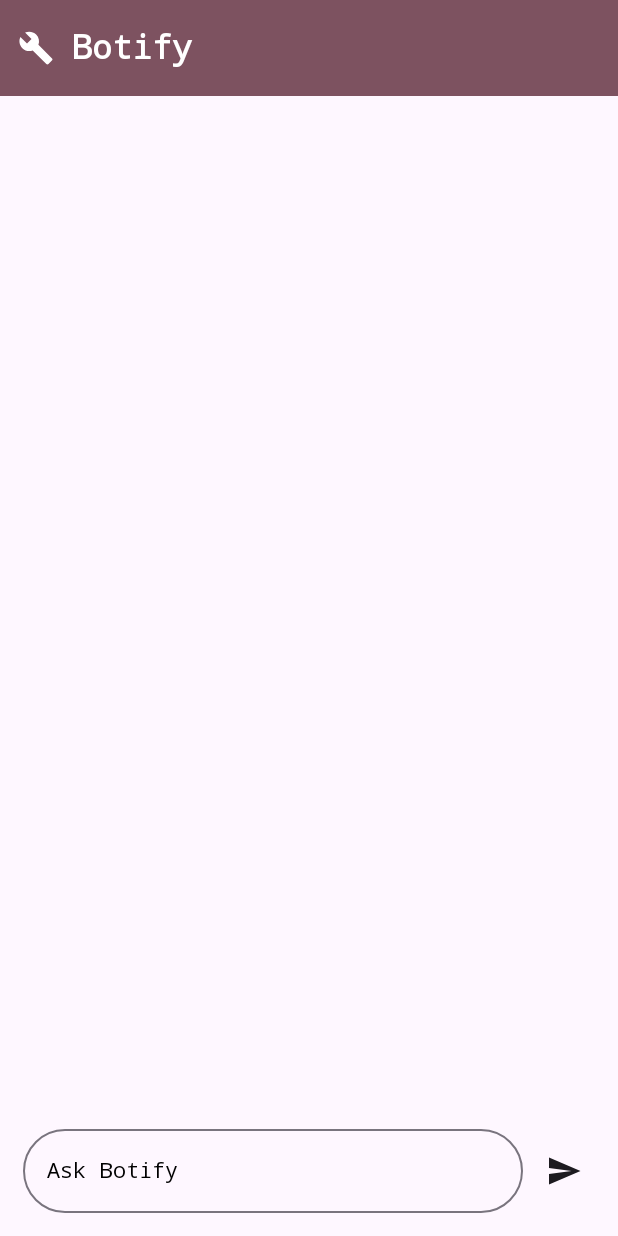
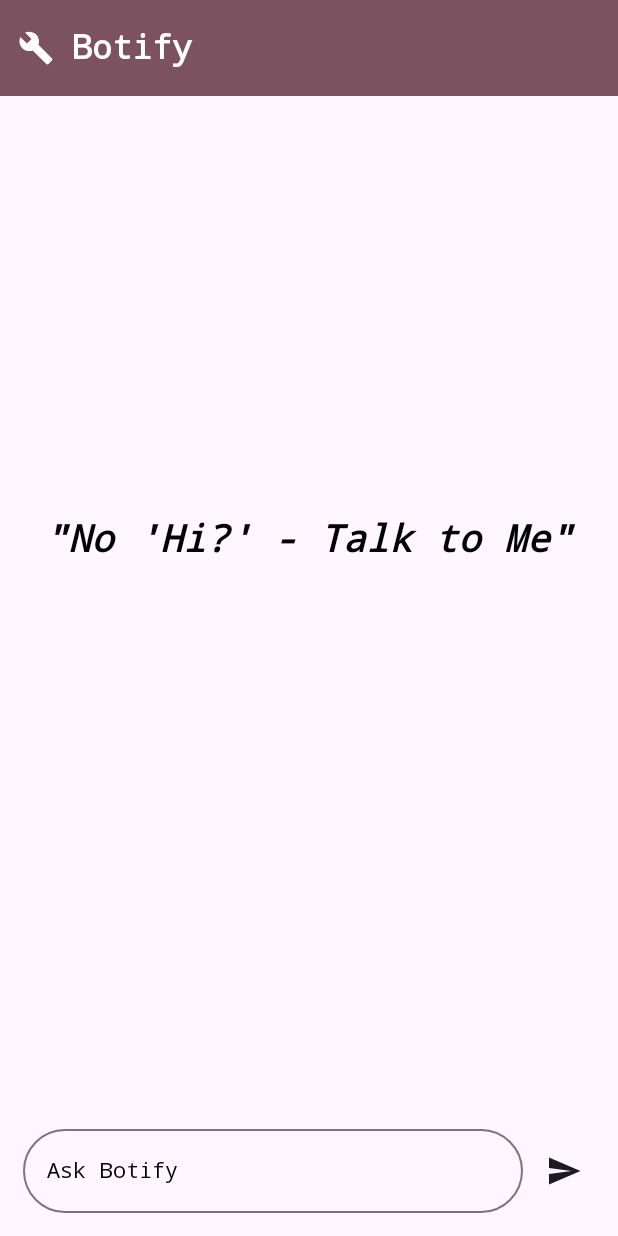
Before and after one commit to JB-163/Botify, an Android app built with Jetpack Compose: the screen it shows after launch (MainActivity), on a phone screen of 412 x 824 dp. Run offline under Robolectric (Android 15) with nearby library versions, the phone set to English and light mode, and no system bars; libraries missing offline, so code that uses them is left out: com.google.ai.client.

Commit message:
Splash logo changed, Text added in UI

```diff
--- a/app/src/main/java/com/example/botify/ChatPage.kt
+++ b/app/src/main/java/com/example/botify/ChatPage.kt
@@ -7,10 +7,15 @@ import androidx.annotation.RequiresApi
 import androidx.compose.foundation.background
 import androidx.compose.foundation.clickable
 import androidx.compose.foundation.interaction.MutableInteractionSource
+import androidx.compose.foundation.layout.Arrangement
 import androidx.compose.foundation.layout.Box
 import androidx.compose.foundation.layout.Column
 import androidx.compose.foundation.layout.Row
+import androidx.compose.foundation.layout.Spacer
+import androidx.compose.foundation.layout.fillMaxHeight
+import androidx.compose.foundation.layout.fillMaxSize
 import androidx.compose.foundation.layout.fillMaxWidth
+import androidx.compose.foundation.layout.height
 import androidx.compose.foundation.layout.imePadding
 import androidx.compose.foundation.layout.padding
 import androidx.compose.foundation.layout.size
@@ -48,9 +53,13 @@ import androidx.compose.ui.focus.focusTarget
 import androidx.compose.ui.focus.onFocusEvent
 import androidx.compose.ui.graphics.toArgb
 import androidx.compose.ui.platform.LocalFocusManager
+import androidx.compose.ui.res.painterResource
 import androidx.compose.ui.text.font.FontFamily
+import androidx.compose.ui.text.font.FontStyle
 import androidx.compose.ui.text.font.FontWeight
 import androidx.compose.ui.text.input.KeyboardCapitalization
+import androidx.compose.ui.text.style.TextAlign
+import androidx.compose.ui.unit.sp
 import androidx.core.view.WindowCompat
 import androidx.core.view.WindowInsetsControllerCompat
 
@@ -60,7 +69,8 @@ fun ChatPage(modifier: Modifier = Modifier, viewModel: ChatViewModel) {
 
     // Variable for handling Keyboard actins.
     val focusManager = LocalFocusManager.current
-    Column(modifier = modifier.imePadding()
+    Column(modifier = modifier
+        .imePadding()
         // Code for handling keyboard actions.
         .clickable(
             indication = null,
@@ -153,7 +163,6 @@ fun MessageBox(
         mutableStateOf(false)
     }
 
-
     Row(
         modifier = Modifier
             .padding(top = 3.dp, bottom = 12.dp, start = 12.dp, end = 12.dp)
@@ -213,6 +222,23 @@ fun MessageBox(
 
 @Composable
 fun MessageList(modifier: Modifier = Modifier, listOfMessages: List<MessageModel>) {
+    if (listOfMessages.isEmpty()) {
+        Column(
+            modifier = modifier.fillMaxSize(),
+            verticalArrangement = Arrangement.Center,
+            horizontalAlignment = Alignment.CenterHorizontally
+        ) {
+            Text(
+                "\"No 'Hi?' - Talk to Me\"",
+                modifier = Modifier.padding(top = 250.dp),
+                fontSize = 25.sp,
+                color = MaterialTheme.colorScheme.outlineVariant,
+                fontFamily = FontFamily.Monospace,
+                fontStyle = FontStyle.Italic,
+                fontWeight = FontWeight.SemiBold
+            )
+        }
+    }
 
     LazyColumn(
         modifier = modifier,
--- a/app/src/main/java/com/example/botify/ChatViewModel.kt
+++ b/app/src/main/java/com/example/botify/ChatViewModel.kt
@@ -19,19 +19,17 @@ class ChatViewModel : ViewModel() {
 
     @SuppressLint("SecretInSource")
     // Instance for Gemini SDK model.
-    val generativeModel : GenerativeModel = GenerativeModel(
+    val generativeModel: GenerativeModel = GenerativeModel(
         modelName = Constants.MODEL_NAME,
         apiKey = Constants.API_KEY
     )
 
     @RequiresApi(Build.VERSION_CODES.VANILLA_ICE_CREAM)
-    fun sendMessage(question : String) {
+    fun sendMessage(question: String) {
         viewModelScope.launch {
-
-            try {
             val chat = generativeModel.startChat(
                 // Code for saving chat history to API
-                    history = messageList.map{
+                history = messageList.map {
                     content(it.role) {
                         text(it.message)
                     }
@@ -48,13 +46,7 @@ class ChatViewModel : ViewModel() {
             messageList.removeLast()
 
             // Adding model response to the messageList
-                messageList.add(MessageModel(message = response.text.toString(),role = "model"))
-            }
-
-            catch (e : Exception) {
-                messageList.removeLast()
-                messageList.add(MessageModel("Error : ${e.message.toString()}", role = "model"))
+            messageList.add(MessageModel(message = response.text.toString(), role = "model"))
         }
     }
 }
-}
--- a/app/src/main/res/values-night/splash.xml
+++ b/app/src/main/res/values-night/splash.xml
@@ -2,7 +2,7 @@
 <resources>
     <style name="Theme.botify.splash" parent="Theme.SplashScreen">
         <item name="windowSplashScreenBackground">@color/splash_background_dark</item>
-        <item name="windowSplashScreenAnimatedIcon">@drawable/splash_logo_dark</item>
+        <item name="windowSplashScreenAnimatedIcon">@drawable/new_splash_logo</item>
         <item name="postSplashScreenTheme">@style/Theme.Botify</item>
     </style>
 </resources>
--- a/app/src/main/res/values/splash.xml
+++ b/app/src/main/res/values/splash.xml
@@ -2,7 +2,7 @@
 <resources>
     <style name="Theme.botify.splash" parent="Theme.SplashScreen">
         <item name="windowSplashScreenBackground">@color/splash_background</item>
-        <item name="windowSplashScreenAnimatedIcon">@drawable/splash_logo</item>
+        <item name="windowSplashScreenAnimatedIcon">@drawable/new_splash_logo</item>
         <item name="postSplashScreenTheme">@style/Theme.Botify</item>
     </style>
 </resources>
```
Also changed, not shown: app/src/main/res/drawable/nav_icon.png (deleted), app/src/main/res/drawable/new_splash_logo.png (added), app/src/main/res/drawable/splash_logo.png (deleted), app/src/main/res/drawable/splash_logo_dark.png (deleted). Lines whose indentation alone changed are shown as unchanged.
